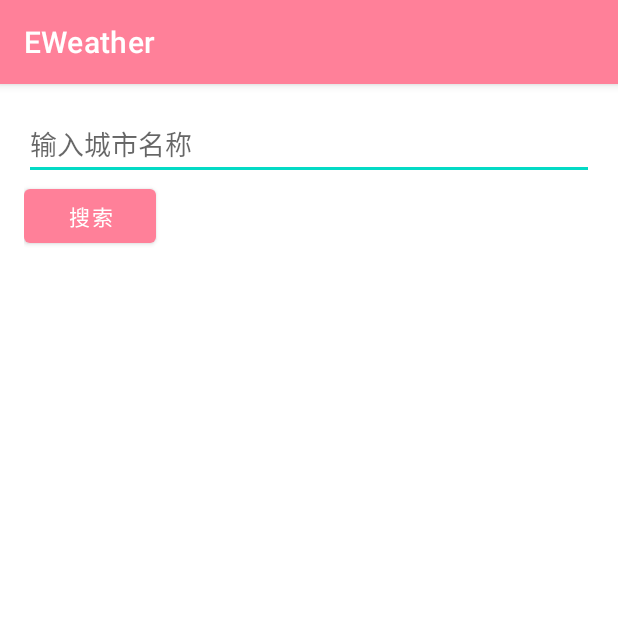
After one commit to ChouYih/EWeather, an Android app: the SearchCityActivity screen opened directly, with no data from a screen before it, on a phone screen of 412 x 824 dp, the top half of it. The commit adds this screen. Run offline under Robolectric (Android 15) with nearby library versions, the phone set to English and light mode, and no system bars.

Commit message:
增加了切换城市的页面

```diff
--- a/app/src/main/AndroidManifest.xml
+++ b/app/src/main/AndroidManifest.xml
@@ -19,6 +19,9 @@
                 <category android:name="android.intent.category.LAUNCHER" />
             </intent-filter>
         </activity>
+
+        <activity android:name=".SearchCityActivity"></activity>
+
     </application>
 
 
--- /dev/null
+++ b/app/src/main/java/com/yihchou/eweather/CityAdapter.java
@@ -0,0 +1,52 @@
+package com.yihchou.eweather;
+
+import android.content.Context;
+import android.view.LayoutInflater;
+import android.view.View;
+import android.view.ViewGroup;
+import android.widget.BaseAdapter;
+import android.widget.TextView;
+
+import java.util.List;
+
+public class CityAdapter extends BaseAdapter {
+    private Context context;
+    private List<LocationResponse.Location> cityList;
+
+    public CityAdapter(Context context, List<LocationResponse.Location> cityList) {
+        this.context = context;
+        this.cityList = cityList;
+    }
+
+    @Override
+    public int getCount() {
+        return cityList == null ? 0 : cityList.size();
+    }
+
+    @Override
+    public Object getItem(int position) {
+        return cityList.get(position);
+    }
+
+    @Override
+    public long getItemId(int position) {
+        return position;
+    }
+
+    @Override
+    public View getView(int position, View convertView, ViewGroup parent) {
+        if (convertView == null) {
+            convertView = LayoutInflater.from(context).inflate(R.layout.item_city, parent, false);
+        }
+
+        TextView textViewCityName = convertView.findViewById(R.id.textView_city_name);
+        textViewCityName.setText(cityList.get(position).name);
+
+        return convertView;
+    }
+
+    public void updateData(List<LocationResponse.Location> cityList) {
+        this.cityList = cityList;
+        notifyDataSetChanged();
+    }
+}
--- /dev/null
+++ b/app/src/main/java/com/yihchou/eweather/SearchCityActivity.java
@@ -0,0 +1,72 @@
+package com.yihchou.eweather;
+
+import android.content.Intent;
+import android.os.Bundle;
+import android.view.View;
+import android.widget.*;
+
+import androidx.annotation.Nullable;
+import androidx.appcompat.app.AppCompatActivity;
+
+import java.util.List;
+
+import retrofit2.Call;
+import retrofit2.Callback;
+import retrofit2.Response;
+
+import static com.yihchou.eweather.WeatherFragment.API_KEY;
+import static com.yihchou.eweather.WeatherFragment.GEO_BASE_URL;
+
+public class SearchCityActivity extends AppCompatActivity {
+    private EditText editTextSearch;
+    private Button buttonSearch;
+    private ListView listViewCities;
+    private CityAdapter cityAdapter;
+    private List<LocationResponse.Location> cityList;
+
+    @Override
+    protected void onCreate(@Nullable Bundle savedInstanceState) {
+        super.onCreate(savedInstanceState);
+        setContentView(R.layout.activity_search_city);
+
+        editTextSearch = findViewById(R.id.editText_search);
+        buttonSearch = findViewById(R.id.button_search);
+        listViewCities = findViewById(R.id.listView_cities);
+
+        cityAdapter = new CityAdapter(this, cityList);
+        listViewCities.setAdapter(cityAdapter);
+
+        buttonSearch.setOnClickListener(v -> searchCity(editTextSearch.getText().toString()));
+
+        listViewCities.setOnItemClickListener((parent, view, position, id) -> {
+            LocationResponse.Location selectedCity = (LocationResponse.Location) parent.getItemAtPosition(position);
+            Intent intent = new Intent();
+            intent.putExtra("cityId", selectedCity.id);
+            intent.putExtra("cityName", selectedCity.name);
+            setResult(RESULT_OK, intent);
+            finish();
+        });
+    }
+
+    private void searchCity(String keyword) {
+        GeoApi geoService = ApiClient.getClient(GEO_BASE_URL).create(GeoApi.class);
+        Call<LocationResponse> call = geoService.getCityLocation(keyword, API_KEY);
+
+        call.enqueue(new Callback<LocationResponse>() {
+            @Override
+            public void onResponse(Call<LocationResponse> call, Response<LocationResponse> response) {
+                if (response.isSuccessful() && response.body() != null) {
+                    cityList = response.body().location;
+                    cityAdapter.updateData(cityList);
+                } else {
+                    Toast.makeText(SearchCityActivity.this, "搜索城市失败", Toast.LENGTH_SHORT).show();
+                }
+            }
+
+            @Override
+            public void onFailure(Call<LocationResponse> call, Throwable t) {
+                Toast.makeText(SearchCityActivity.this, "网络错误", Toast.LENGTH_SHORT).show();
+            }
+        });
+    }
+}
--- /dev/null
+++ b/app/src/main/res/layout/activity_search_city.xml
@@ -0,0 +1,25 @@
+<?xml version="1.0" encoding="utf-8"?>
+<LinearLayout xmlns:android="http://schemas.android.com/apk/res/android"
+              android:layout_width="match_parent"
+              android:layout_height="match_parent"
+              android:orientation="vertical"
+              android:padding="16dp">
+
+    <EditText
+            android:id="@+id/editText_search"
+            android:layout_width="match_parent"
+            android:layout_height="wrap_content"
+            android:hint="输入城市名称" />
+
+    <Button
+            android:id="@+id/button_search"
+            android:layout_width="wrap_content"
+            android:layout_height="wrap_content"
+            android:text="搜索" />
+
+    <ListView
+            android:id="@+id/listView_cities"
+            android:layout_width="match_parent"
+            android:layout_height="wrap_content" />
+
+</LinearLayout>
```
Also changed, not shown: app/src/main/java/com/yihchou/eweather/WeatherFragment.java (+10 -4 lines), app/src/main/res/layout/item_city.xml (added, +14 -0 lines).
